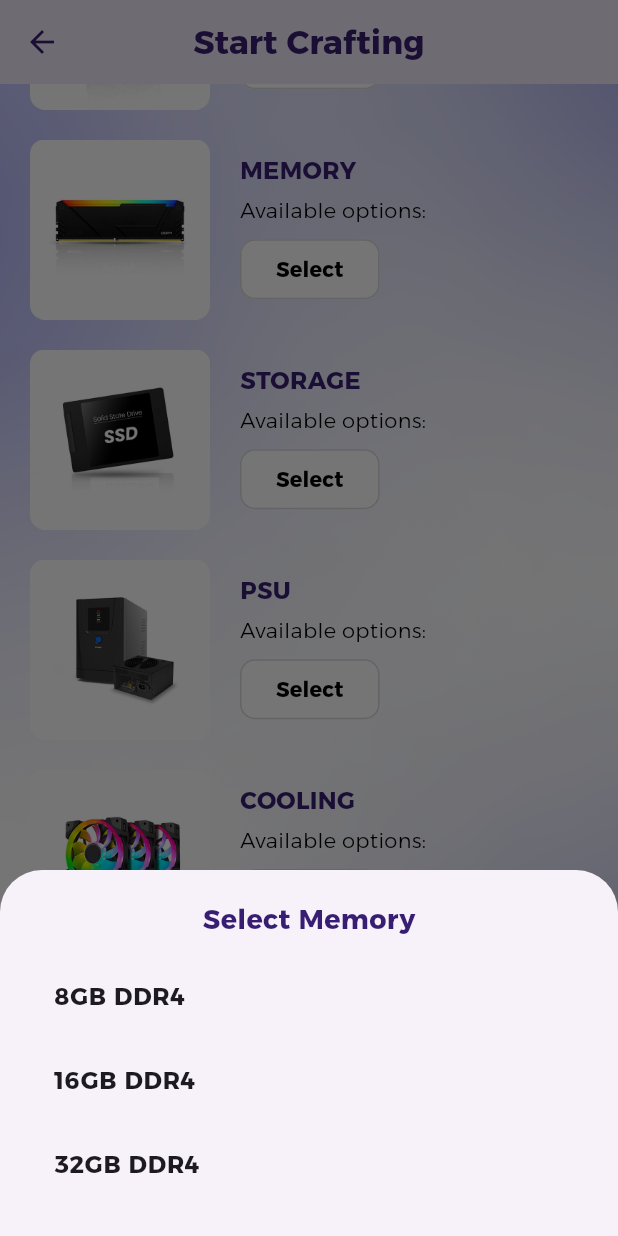
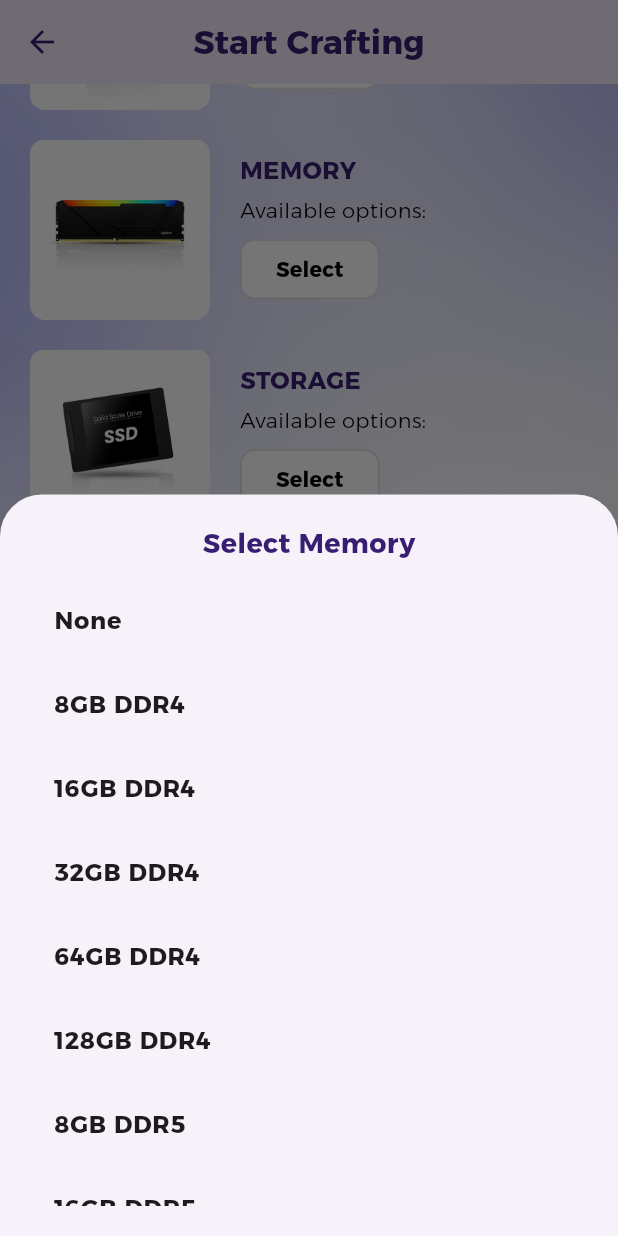
Before and after one commit to urriah/SpecLab, a Flutter app: the BuildingPage screen opened by its route, scrolled down 576 dp, after a tap on "Select", on a phone screen of 412 x 824 dp. Run offline on Flutter 3.47's test engine with Material 3 defaults, Android fonts, the phone set to English and light mode, and no system bars; our stand-ins replace firebase_auth, firebase_core; accounts and stored records are empty.

Commit message:
SpecLab_1.1

```diff
--- a/lib/building_page.dart
+++ b/lib/building_page.dart
@@ -64,6 +64,51 @@
       'ASRock X670E Taichi',
     ],
   };
+
+  // Helper to determine RAM type based on selected motherboard
+  String? _getSelectedMoboRamType() {
+    final mobo = _selectedItems['Motherboard'] ?? '';
+    if (mobo.contains('DDR5')) return 'DDR5';
+    if (mobo.contains('DDR4')) return 'DDR4';
+    // Add more logic if you have motherboards with both types
+    return null;
+  }
+
+  List<String> _getCompatibleMemoryOptions() {
+    final ramType = _getSelectedMoboRamType();
+    List<String> ddr4 = [
+      'None',
+      '8GB DDR4',
+      '16GB DDR4',
+      '32GB DDR4',
+      '64GB DDR4',
+      '128GB DDR4',
+    ];
+    List<String> ddr5 = [
+      'None',
+      '8GB DDR5',
+      '16GB DDR5',
+      '32GB DDR5',
+      '64GB DDR5',
+      '128GB DDR5',
+    ];
+    if (ramType == 'DDR4') return ddr4;
+    if (ramType == 'DDR5') return ddr5;
+    // If no MOBO or unknown, show all
+    return [
+      'None',
+      '8GB DDR4',
+      '16GB DDR4',
+      '32GB DDR4',
+      '64GB DDR4',
+      '128GB DDR4',
+      '8GB DDR5',
+      '16GB DDR5',
+      '32GB DDR5',
+      '64GB DDR5',
+      '128GB DDR5',
+    ];
+  }
 
   @override
   Widget build(BuildContext context) {
@@ -136,7 +181,9 @@
                   context,
                   'Processor',
                   'assets/images/CPU.png',
-                  ['Intel Core i3-12100F',
+                  [
+                    'None',
+                    'Intel Core i3-12100F',
                     'Intel Core i5-12400F',
                     'Intel Core i7-13700K',
                     'Intel Core i9-13900K',
@@ -151,6 +198,7 @@
                   'GPU',
                   'assets/images/GPU.png',
                   [
+                    'None',
                     'NVIDIA GeForce RTX 3060 Ti',
                     'NVIDIA GeForce RTX 3070',
                     'NVIDIA GeForce RTX 4070 Super',
@@ -163,39 +211,70 @@
                 ),
                 _buildComponentCard(
                   context,
-                  'MOBO',
+                  'Motherboard',
                   'assets/images/MB.png',
-                  _getCompatibleComponents('MOBO'),
+                  _getCompatibleComponents('Motherboard'),
                 ),
                 _buildComponentCard(
                   context,
                   'Memory',
                   'assets/images/RAM.png',
-                  ['8GB DDR4', '16GB DDR4', '32GB DDR4'],
+                  _getCompatibleMemoryOptions(),
                 ),
                 _buildComponentCard(
                   context,
                   'Storage',
                   'assets/images/Storage.png',
-                  ['1TB HDD', '512GB SSD', '1TB SSD'],
+                  [
+                    'None',
+                    '1TB HDD',
+                    '2TB HDD',
+                    '4TB HDD',
+                    '256GB SSD',
+                    '512GB SSD',
+                    '1TB SSD',
+                    '2TB SSD',
+                    '500GB NVMe',
+                    '1TB NVMe',
+                    '2TB NVMe',
+                  ],
                 ),
                 _buildComponentCard(
                   context,
                   'PSU',
                   'assets/images/PSU.png',
-                  ['500W', '650W', '750W'],
+                  _getCompatiblePSUOptions(),
                 ),
                 _buildComponentCard(
                   context,
                   'Cooling',
                   'assets/images/FAN.png',
-                  ['Air Cooler', 'Liquid Cooler'],
+                  [
+                    'None',
+                    'Air Cooler',
+                    'Liquid Cooler',
+                    'Noctua NH-D15',
+                    'Cooler Master Hyper 212',
+                    'Corsair iCUE H150i',
+                    'NZXT Kraken X63',
+                    'be quiet! Dark Rock Pro 4',
+                  ],
                 ),
                 _buildComponentCard(
                   context,
                   'Case',
                   'assets/images/Case.png',
-                  ['Mid Tower', 'Full Tower'],
+                  [
+                    'None',
+                    'Mid Tower',
+                    'Full Tower',
+                    'Mini Tower',
+                    'Corsair 4000D',
+                    'NZXT H510',
+                    'Fractal Design Meshify C',
+                    'Lian Li PC-O11 Dynamic',
+                    'Phanteks Eclipse P400A',
+                  ],
                 ),
                 const SizedBox(height: 20),
                 Center(
@@ -376,11 +455,17 @@
   void _showOptions(BuildContext context, String title, List<String> options) {
     showModalBottomSheet(
       context: context,
+      isScrollControlled: true, // Allow the sheet to take more space
       builder: (BuildContext context) {
+        return DraggableScrollableSheet(
+          expand: false,
+          initialChildSize: 0.6,
+          minChildSize: 0.3,
+          maxChildSize: 0.9,
+          builder: (context, scrollController) {
             return Container(
               padding: const EdgeInsets.all(20),
               child: Column(
-            mainAxisSize: MainAxisSize.min,
                 children: [
                   Text(
                     'Select $title',
@@ -392,7 +477,10 @@
                     ),
                   ),
                   const SizedBox(height: 10),
-              ...options.map(
+                  Expanded(
+                    child: ListView(
+                      controller: scrollController,
+                      children: options.map(
                         (option) => ListTile(
                           title: Text(
                             option,
@@ -405,18 +493,88 @@
                             Navigator.pop(context);
                           },
                         ),
+                      ).toList(),
+                    ),
                   ),
                 ],
               ),
             );
           },
         );
+      },
+    );
   }
 
   List<String> _getCompatibleComponents(String componentType) {
-    if (componentType == 'MOBO' && _selectedItems.containsKey('Processor')) {
-      return _compatibilityMap[_selectedItems['Processor']] ?? [];
+    if (componentType == 'Motherboard' && _selectedItems.containsKey('Processor')) {
+      return ['None', ...(_compatibilityMap[_selectedItems['Processor']] ?? [])];
     }
     return ['None'];
   }
+
+  // PSU compatibility logic
+  int _estimateRequiredWattage() {
+    final cpu = _selectedItems['Processor'] ?? '';
+    final gpu = _selectedItems['GPU'] ?? '';
+
+    int wattage = 150; // base system
+
+    // CPU wattage
+    if (cpu.contains('i9') || cpu.contains('Ryzen 9')) wattage += 150;
+    else if (cpu.contains('i7') || cpu.contains('Ryzen 7')) wattage += 120;
+    else if (cpu.contains('i5') || cpu.contains('Ryzen 5')) wattage += 90;
+    else if (cpu.isNotEmpty && cpu != 'None') wattage += 70;
+
+    // GPU wattage
+    if (gpu.contains('RTX 4080') || gpu.contains('RX 7900 XTX')) wattage += 320;
+    else if (gpu.contains('RTX 4070') || gpu.contains('RX 7900 XT')) wattage += 280;
+    else if (gpu.contains('RTX 3070') || gpu.contains('RX 6800')) wattage += 220;
+    else if (gpu.contains('RTX 3060') || gpu.contains('RX 6700')) wattage += 170;
+    else if (gpu.isNotEmpty && gpu != 'None') wattage += 120;
+
+    return wattage;
   }
+
+  List<String> _getCompatiblePSUOptions() {
+    // Use only realistic, commonly available PSU wattages
+    final allPSUs = [
+      'None',
+      '400W',
+      '450W',
+      '500W',
+      '550W',
+      '600W',
+      '650W',
+      '700W',
+      '750W',
+      '800W',
+      '850W',
+      '1000W',
+      '1200W',
+      'Corsair RM750x',
+      'EVGA SuperNOVA 850 G5',
+      'Seasonic Focus GX-650',
+    ];
+
+    int required = _estimateRequiredWattage();
+
+    List<String> filtered = allPSUs.where((psu) {
+      if (psu == 'None') return true;
+      final match = RegExp(r'(\d{3,4})W').firstMatch(psu);
+      if (match != null) {
+        int psuWatt = int.parse(match.group(1)!);
+        return psuWatt >= required;
+      }
+      // For named PSUs, include if their wattage is in the name and sufficient
+      if (psu.contains('750') && required <= 750) return true;
+      if (psu.contains('850') && required <= 850) return true;
+      if (psu.contains('650') && required <= 650) return true;
+      if (psu.contains('1000') && required <= 1000) return true;
+      if (psu.contains('1200') && required <= 1200) return true;
+      return false;
+    }).toList();
+
+    if (!filtered.contains('None')) filtered.insert(0, 'None');
+    return filtered;
+  }
+}
--- a/lib/profile_page.dart
+++ b/lib/profile_page.dart
@@ -40,11 +40,11 @@
             children: [
               const SizedBox(height: 60),
 
-              // Default Profile Photo
+
               CircleAvatar(
                 radius: 50,
                 backgroundColor: Color(0xFF381E72),
-                backgroundImage: AssetImage('assets/images/default_profile.png'), // <-- Place your default image here
+                backgroundImage: AssetImage('assets/images/default_profile.png'),
                 child: ClipOval(
                   child: Image.asset(
                     'assets/images/default_profile.png',
--- a/pubspec.yaml
+++ b/pubspec.yaml
@@ -54,8 +54,7 @@
     - assets/images/Profile.png
     - assets/images/Your_Builds.png
     - assets/images/Logo_Trsp.png
-  #  - images/a_dot_burr.jpeg
-  #  - images/a_dot_ham.jpeg
+    - assets/images/default_profile.png
   fonts:
      - family: Alexandria
        fonts:
```
Also changed, not shown: assets/images/default_profile.png (added). Lines whose indentation alone changed are shown as unchanged.
